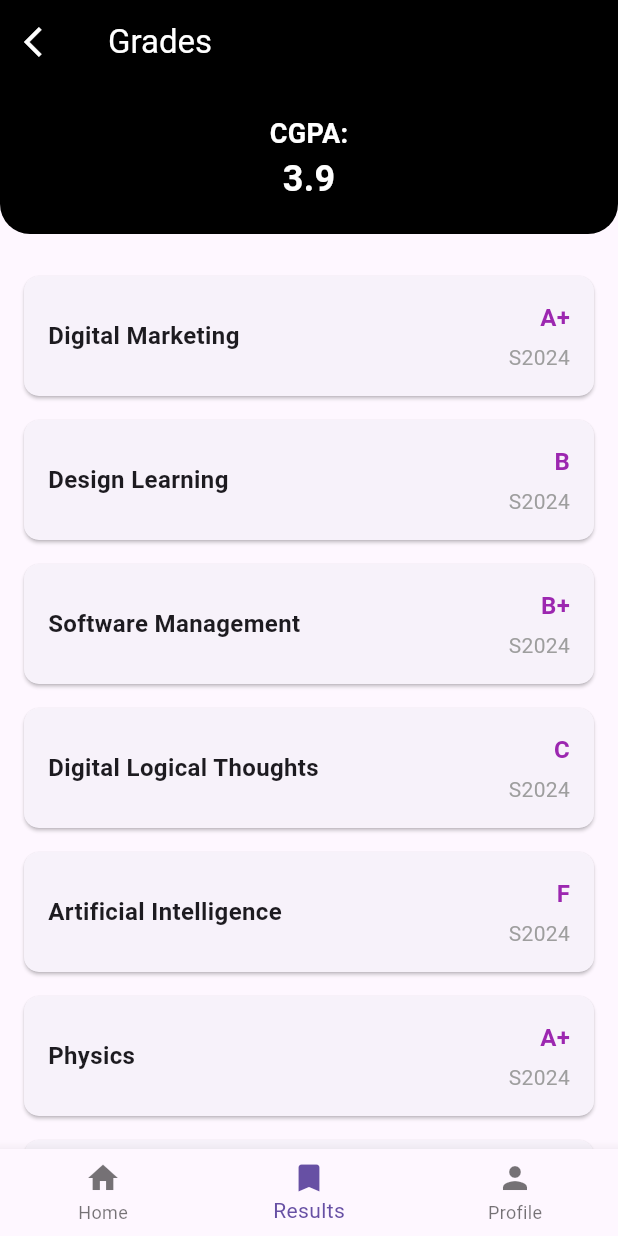
After one commit to Mmah-Zombo/StudentResultApp, a Flutter app: the StudentResultPage screen opened directly, on a phone screen of 412 x 824 dp. The commit adds this screen. Run offline on Flutter 3.47's test engine with Material 3 defaults, Android fonts, the phone set to English and light mode, and no system bars; our stand-ins replace shared_preferences, sqflite; accounts and stored records are empty.

Commit message:
Add Student Result Page and Create Database Tables To Store Student Grades

```diff
--- a/lib/screens/student_dashboard.dart
+++ b/lib/screens/student_dashboard.dart
@@ -1,6 +1,7 @@
 import 'package:flutter/material.dart';
 import 'package:shared_preferences/shared_preferences.dart';
 import 'package:student_result_app/screens/login_screen.dart';
+import 'package:student_result_app/screens/student_result_page.dart';
 
 class StudentDashboard extends StatelessWidget {
   final String studentName;
@@ -114,6 +115,51 @@ class StudentDashboard extends StatelessWidget {
                   title: "Results",
                   onTap: () {
                     // Navigate to Results Page
+                    Navigator.push(
+                      context,
+                      MaterialPageRoute(
+                        builder: (context) => const StudentResultPage(
+                          cgpa: "3.9", // Replace with actual CGPA from database
+                          subjects: [
+                            {
+                              "title": "Digital Marketing",
+                              "grade": "A+",
+                              "year": "S2024"
+                            },
+                            {
+                              "title": "Design Learning",
+                              "grade": "B",
+                              "year": "S2024"
+                            },
+                            {
+                              "title": "Software Management",
+                              "grade": "B+",
+                              "year": "S2024"
+                            },
+                            {
+                              "title": "Digital Logical Thoughts",
+                              "grade": "C",
+                              "year": "S2024"
+                            },
+                            {
+                              "title": "Artificial Intelligence",
+                              "grade": "F",
+                              "year": "S2024"
+                            },
+                            {
+                              "title": "Physics",
+                              "grade": "A+",
+                              "year": "S2024"
+                            },
+                            {
+                              "title": "Mathematics",
+                              "grade": "C+",
+                              "year": "S2023"
+                            },
+                          ],
+                        ),
+                      ),
+                    );
                   },
                 ),
                 _buildDashboardTile(
--- /dev/null
+++ b/lib/screens/student_result_page.dart
@@ -0,0 +1,155 @@
+import 'package:flutter/material.dart';
+
+class StudentResultPage extends StatelessWidget {
+  final String cgpa;
+  final List<Map<String, String>> subjects;
+
+  const StudentResultPage({
+    Key? key,
+    required this.cgpa,
+    required this.subjects,
+  }) : super(key: key);
+
+  @override
+  Widget build(BuildContext context) {
+    return Scaffold(
+      appBar: AppBar(
+        backgroundColor: Colors.black,
+        title: const Text("Grades", style: TextStyle(color: Colors.white)),
+        leading: IconButton(
+          icon: const Icon(Icons.arrow_back_ios, color: Colors.white),
+          onPressed: () {
+            Navigator.pop(context);
+          },
+        ),
+      ),
+      body: Column(
+        children: [
+          // Header Section with CGPA
+          Container(
+            padding: const EdgeInsets.symmetric(vertical: 20),
+            decoration: const BoxDecoration(
+              color: Colors.black,
+              borderRadius: BorderRadius.only(
+                bottomLeft: Radius.circular(20),
+                bottomRight: Radius.circular(20),
+              ),
+            ),
+            child: Center(
+              child: Column(
+                children: [
+                  const Text(
+                    "CGPA:",
+                    style: TextStyle(
+                      fontSize: 18,
+                      color: Colors.white,
+                      fontWeight: FontWeight.bold,
+                    ),
+                  ),
+                  Text(
+                    cgpa,
+                    style: const TextStyle(
+                      fontSize: 24,
+                      color: Colors.white,
+                      fontWeight: FontWeight.bold,
+                    ),
+                  ),
+                ],
+              ),
+            ),
+          ),
+
+          const SizedBox(height: 20),
+
+          // List of Subjects
+          Expanded(
+            child: ListView.builder(
+              padding: const EdgeInsets.symmetric(horizontal: 16),
+              itemCount: subjects.length,
+              itemBuilder: (context, index) {
+                final subject = subjects[index];
+                return _buildSubjectCard(
+                  context,
+                  title: subject['title']!,
+                  grade: subject['grade']!,
+                  year: subject['year']!,
+                );
+              },
+            ),
+          ),
+        ],
+      ),
+
+      // Bottom Navigation Bar
+      bottomNavigationBar: BottomNavigationBar(
+        currentIndex: 1, // Highlight "Results" tab
+        onTap: (index) {
+          // Handle navigation logic
+        },
+        items: const [
+          BottomNavigationBarItem(
+            icon: Icon(Icons.home),
+            label: "Home",
+          ),
+          BottomNavigationBarItem(
+            icon: Icon(Icons.bookmark),
+            label: "Results",
+          ),
+          BottomNavigationBarItem(
+            icon: Icon(Icons.person),
+            label: "Profile",
+          ),
+        ],
+      ),
+    );
+  }
+
+  // Card Widget for Each Subject
+  Widget _buildSubjectCard(BuildContext context,
+      {required String title, required String grade, required String year}) {
+    return Card(
+      shape: RoundedRectangleBorder(borderRadius: BorderRadius.circular(10)),
+      margin: const EdgeInsets.symmetric(vertical: 8),
+      child: Padding(
+        padding: const EdgeInsets.all(16),
+        child: Row(
+          children: [
+            // Subject Title
+            Expanded(
+              child: Text(
+                title,
+                style: const TextStyle(
+                  fontSize: 16,
+                  fontWeight: FontWeight.bold,
+                ),
+              ),
+            ),
+            const SizedBox(width: 10),
+            // Grade and Year
+            Column(
+              crossAxisAlignment: CrossAxisAlignment.end,
+              children: [
+                Text(
+                  grade,
+                  style: const TextStyle(
+                    fontSize: 16,
+                    fontWeight: FontWeight.bold,
+                    color: Colors.purple,
+                  ),
+                ),
+                const SizedBox(height: 5),
+                Text(
+                  year,
+                  style: const TextStyle(
+                    fontSize: 14,
+                    color: Colors.grey,
+                  ),
+                ),
+              ],
+            ),
+          ],
+        ),
+      ),
+    );
+  }
+}
```
Also changed, not shown: lib/data/db/database_helper.dart (+112 -3 lines).
